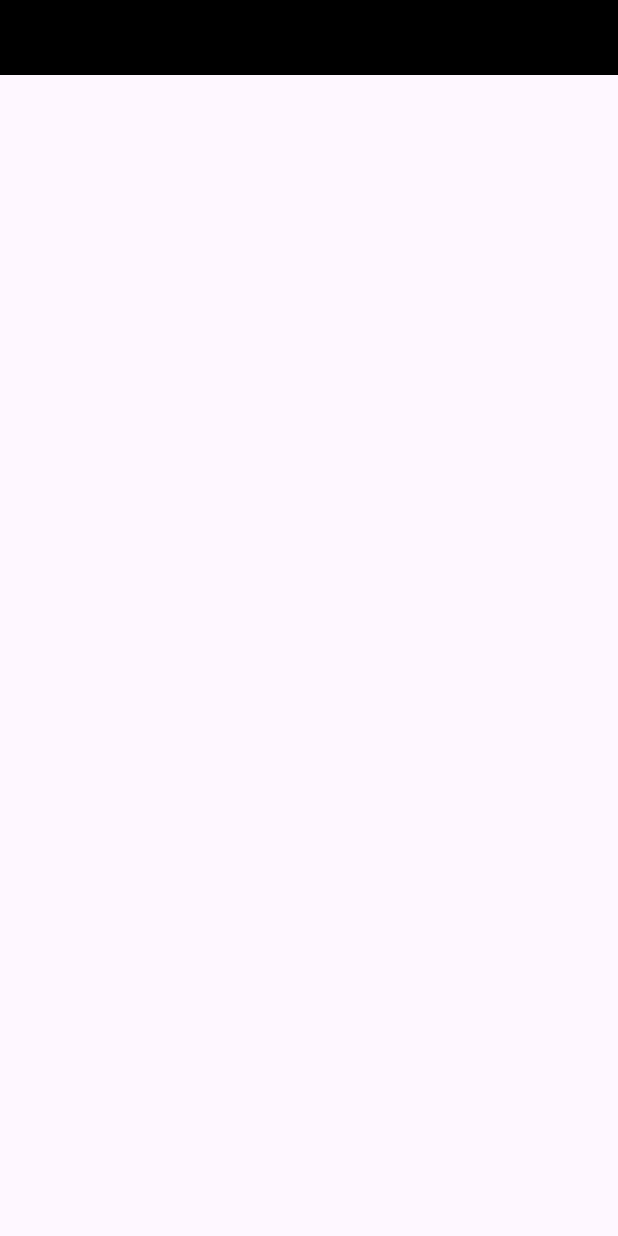
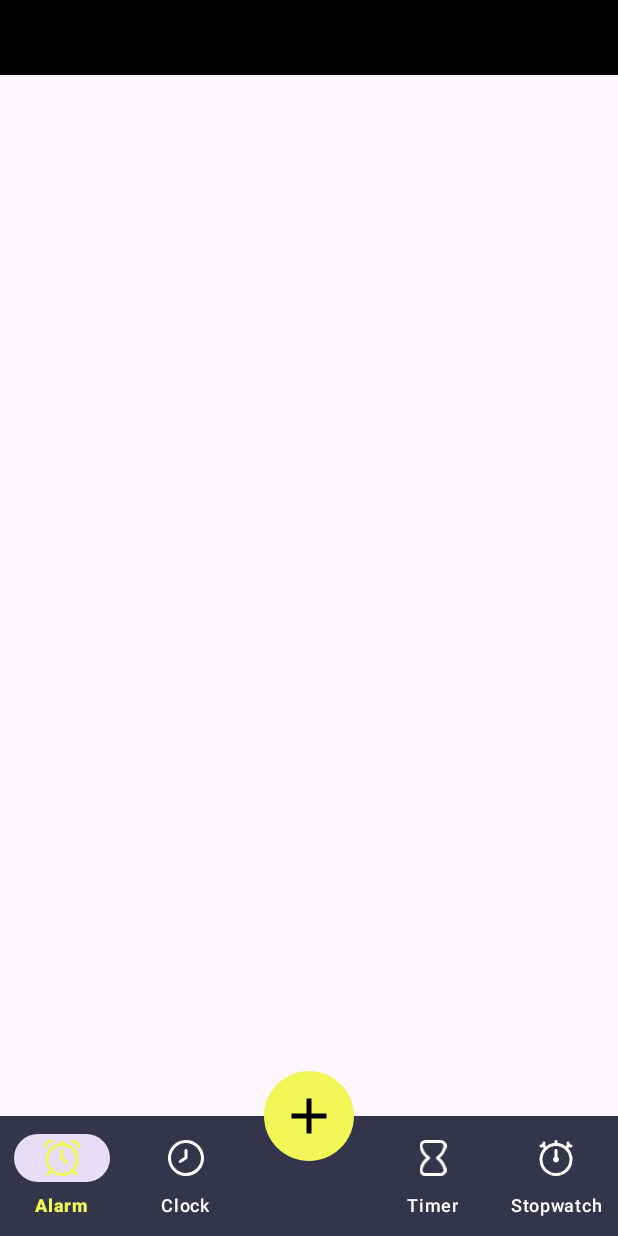
Before and after one commit to Cagdasmarangoz20/Alert-Me-Alarm, an Android app: the screen it shows after launch (MainActivity), on a phone screen of 412 x 824 dp. Run offline under Robolectric (Android 15) with nearby library versions, the phone set to English and light mode, and no system bars.

Commit message:
home page design was made

```diff
--- /dev/null
+++ b/app/src/main/res/color/icon_text_color_stage.xml
@@ -0,0 +1,5 @@
+<?xml version="1.0" encoding="utf-8"?>
+<selector xmlns:android="http://schemas.android.com/apk/res/android">
+    <item android:color="@color/sColor" android:state_checked="true"/>
+    <item android:color="@color/white" android:state_checked="false"/>
+</selector>
--- /dev/null
+++ b/app/src/main/res/color/shape_fill_color.xml
@@ -0,0 +1,5 @@
+<?xml version="1.0" encoding="utf-8"?>
+<selector xmlns:android="http://schemas.android.com/apk/res/android">
+    <item android:color="@color/sColor" android:state_checked="true"/>
+    <item android:color="@color/white" android:state_checked="false"/>
+</selector>
--- /dev/null
+++ b/app/src/main/res/drawable/bg_circle.xml
@@ -0,0 +1,5 @@
+<?xml version="1.0" encoding="utf-8"?>
+<shape android:shape="oval" xmlns:android="http://schemas.android.com/apk/res/android">
+
+    <solid android:color="@color/white" />
+</shape>
--- /dev/null
+++ b/app/src/main/res/drawable/ic_add.xml
@@ -0,0 +1,5 @@
+<vector xmlns:android="http://schemas.android.com/apk/res/android" android:height="24dp" android:tint="#000000" android:viewportHeight="24" android:viewportWidth="24" android:width="24dp">
+
+    <path android:fillColor="@android:color/white" android:pathData="M19,13h-6v6h-2v-6H5v-2h6V5h2v6h6v2z"/>
+
+</vector>
--- a/app/src/main/res/layout/activity_main.xml
+++ b/app/src/main/res/layout/activity_main.xml
@@ -1,5 +1,5 @@
 <?xml version="1.0" encoding="utf-8"?>
-<LinearLayout xmlns:android="http://schemas.android.com/apk/res/android"
+<androidx.constraintlayout.widget.ConstraintLayout xmlns:android="http://schemas.android.com/apk/res/android"
     xmlns:app="http://schemas.android.com/apk/res-auto"
     xmlns:tools="http://schemas.android.com/tools"
     android:id="@+id/main"
@@ -7,9 +7,47 @@
     android:layout_height="match_parent"
     tools:context=".MainActivity">
 
-    <include android:id="@+id/idAppBarMain"
-        layout="@layout/app_bar_main"/>
+    <include
+        android:id="@+id/idAppBarMain"
+        app:layout_constraintTop_toTopOf="parent"
+        app:layout_constraintStart_toStartOf="parent"
+        app:layout_constraintEnd_toEndOf="parent"
+        layout="@layout/app_bar_main" />
 
+    <FrameLayout
+        android:id="@+id/bottomFragment"
+        app:layout_constraintTop_toBottomOf="@id/idAppBarMain"
+        app:layout_constraintStart_toStartOf="parent"
+        app:layout_constraintEnd_toEndOf="parent"
+        app:layout_constraintBottom_toTopOf="@id/bottomNavigation"
+        android:layout_width="match_parent"
+        android:layout_height="0dp" />
 
+    <com.google.android.material.bottomnavigation.BottomNavigationView
+        android:id="@+id/bottomNavigation"
+        android:layout_width="match_parent"
+        app:layout_constraintBottom_toBottomOf="parent"
+        app:layout_constraintStart_toStartOf="parent"
+        app:layout_constraintEnd_toEndOf="parent"
+        android:layout_height="wrap_content"
+        android:background="@color/backgroundColor"
+        app:elevation="0dp"
+        app:itemIconTint="@color/icon_text_color_stage"
+        app:itemRippleColor="@color/rippleColor"
+        app:itemTextColor="@color/shape_fill_color"
+        app:labelVisibilityMode="labeled"
+        app:menu="@menu/bottom_menu" />
 
-</LinearLayout>
+    <ImageView
+        android:id="@+id/addFabBtn"
+        android:layout_width="60dp"
+        android:background="@drawable/bg_circle"
+        android:layout_height="60dp"
+        android:padding="10dp"
+        app:layout_constraintStart_toStartOf="parent"
+        app:layout_constraintEnd_toEndOf="parent"
+        app:layout_constraintTop_toTopOf="@id/bottomNavigation"
+        app:layout_constraintBottom_toTopOf="@id/bottomNavigation"
+        android:backgroundTint="@color/sColor"
+        android:src="@drawable/ic_add" />
+</androidx.constraintlayout.widget.ConstraintLayout>
--- a/app/src/main/res/values/colors.xml
+++ b/app/src/main/res/values/colors.xml
@@ -1,5 +1,17 @@
 <?xml version="1.0" encoding="utf-8"?>
 <resources>
+    <color name="purple_200">#FFBB86FC</color>
+    <color name="purple_500">#FF6200EE</color>
+    <color name="purple_700">#FF3700B3</color>
+    <color name="teal_200">#FF03DAC5</color>
+    <color name="teal_700">#FF018786</color>
     <color name="black">#FF000000</color>
     <color name="white">#FFFFFFFF</color>
+
+    <color name="rippleColor">#03FF72</color>
+    <color name="indicatorColor">#03FF72</color>
+    <color name="backgroundColor">#34344A</color>
+    <color name="mainColor">#FF5722</color>
+    <color name="sColor">#F0F757</color>
+
 </resources>
--- a/app/src/main/res/values/strings.xml
+++ b/app/src/main/res/values/strings.xml
@@ -4,4 +4,6 @@
     <string name="alarm_clock">Alarm</string>
     <string name="clock">Clock</string>
     <string name="stopwatch">Stopwatch</string>
+    <!-- TODO: Remove or change this placeholder text -->
+    <string name="hello_blank_fragment">Hello blank fragment</string>
 </resources>
```
Also changed, not shown: app/src/main/java/com/cagdasmarangoz/alertme/fragments/AboutFragment.kt (added, +60 -0 lines), app/src/main/java/com/cagdasmarangoz/alertme/fragments/AlarmClockFragment.kt (added, +60 -0 lines), app/src/main/java/com/cagdasmarangoz/alertme/fragments/ClockFragment.kt (added, +60 -0 lines), app/src/main/java/com/cagdasmarangoz/alertme/fragments/StopwatchFragment.kt (added, +60 -0 lines), app/src/main/java/com/cagdasmarangoz/alertme/fragments/TimerFragment.kt (added, +60 -0 lines), app/src/main/res/layout/fragment_about.xml (added, +14 -0 lines), app/src/main/res/layout/fragment_alarm_clock.xml (added, +14 -0 lines), app/src/main/res/layout/fragment_clock.xml (added, +14 -0 lines), app/src/main/res/layout/fragment_stopwatch.xml (added, +14 -0 lines), app/src/main/res/layout/fragment_timer.xml (added, +14 -0 lines).
